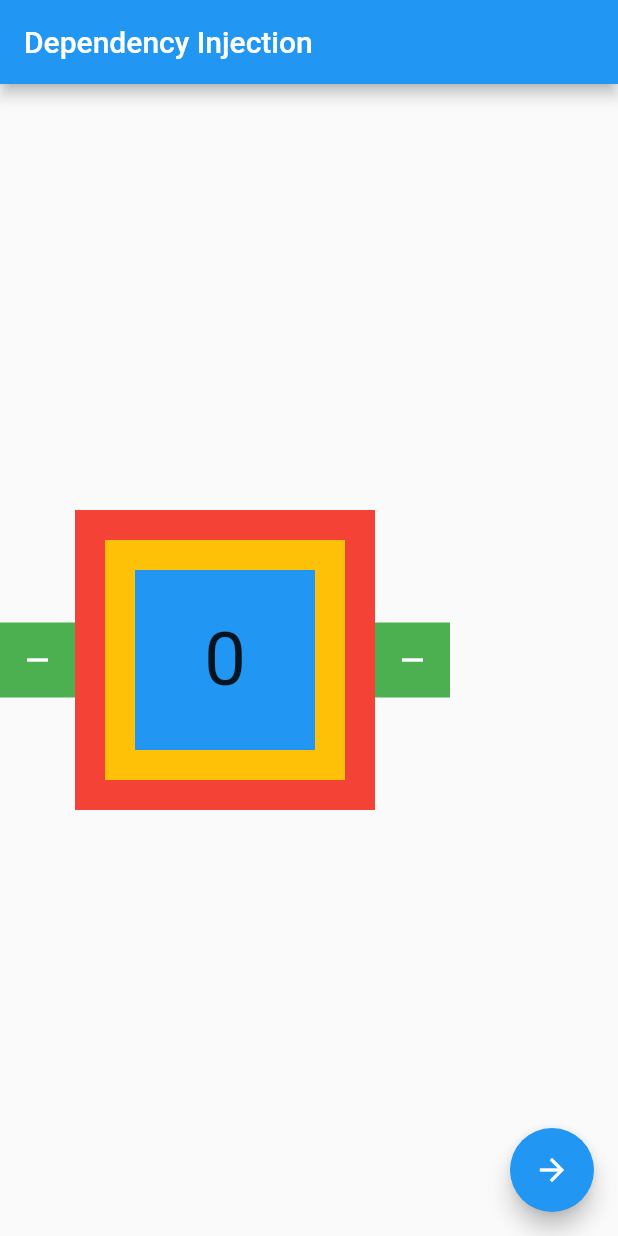
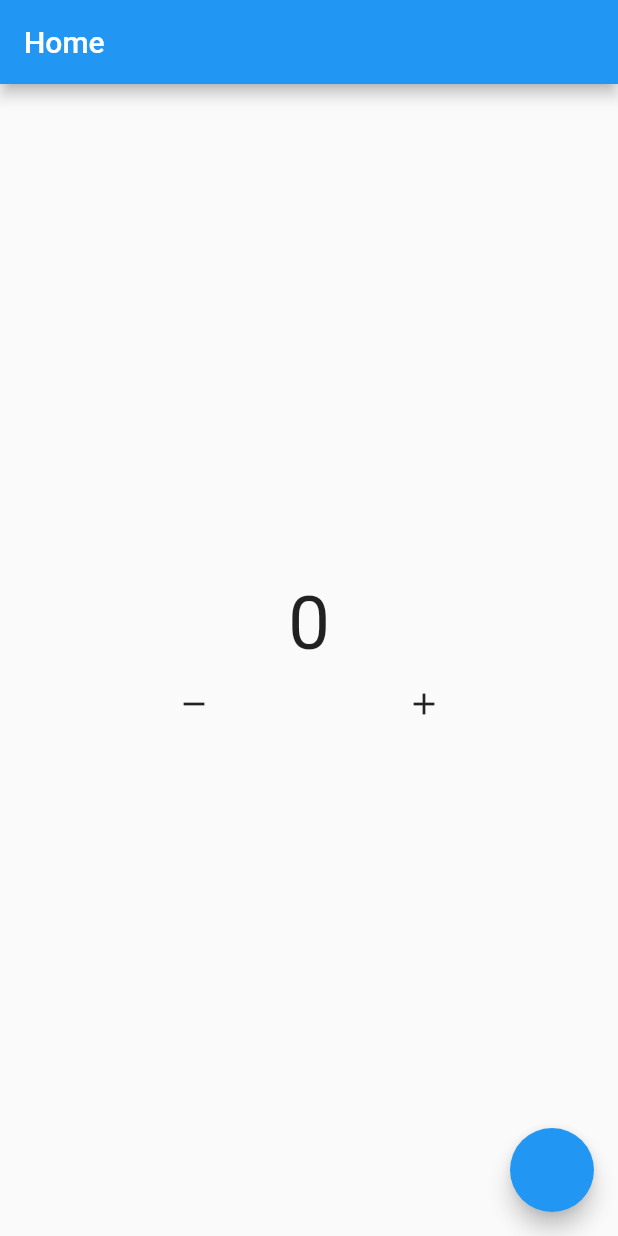
Before and after one commit to zeindevs/FlutterBloc, a Flutter app: the screen it shows after launch, on a phone screen of 412 x 824 dp. Run offline on Flutter 3.47's test engine with Material 2 defaults, Android fonts, the phone set to English and light mode, and no system bars; our stand-ins replace bloc, flutter_bloc.

Commit message:
add: 11-multi-bloc-provider

```diff
--- a/lib/404/404.dart
+++ /dev/null
@@ -1,14 +0,0 @@
-import 'package:flutter/material.dart';
-
-class NotFound extends StatelessWidget {
-  const NotFound({super.key});
-
-  @override
-  Widget build(BuildContext context) {
-    return const Scaffold(
-      body: Center(
-        child: Text("Page not found"),
-      ),
-    );
-  }
-}
--- /dev/null
+++ b/lib/app.dart
@@ -0,0 +1,21 @@
+import 'package:flutter/material.dart';
+import 'package:flutter_base/bloc/theme.dart';
+import 'package:flutter_base/pages/home.dart';
+import 'package:flutter_bloc/flutter_bloc.dart';
+
+class App extends StatelessWidget {
+  const App({super.key});
+
+  @override
+  Widget build(BuildContext context) {
+    return BlocBuilder<ThemeBloc, bool>(
+      bloc: context.read<ThemeBloc>(),
+      builder: (context, state) {
+        return MaterialApp(
+          theme: state ? ThemeData.light() : ThemeData.dark(),
+          home: const HomePage(),
+        );
+      },
+    );
+  }
+}
--- a/lib/bloc/counter.dart
+++ b/lib/bloc/counter.dart
@@ -1,28 +1,8 @@
 import 'package:bloc/bloc.dart';
-import 'package:flutter/foundation.dart';
 
-class Counter extends Cubit<int> {
-  Counter({this.init = 0}) : super(init);
+class CounterBloc extends Cubit<int> {
+  CounterBloc() : super(0);
 
-  int init;
-
-  void increment() => emit(state + 1);
-
-  void decrement() => emit(state - 1);
-
-  @override
-  void onChange(Change<int> change) {
-    super.onChange(change);
-    if (kDebugMode) {
-      print(change);
-    }
-  }
-
-  @override
-  void onError(Object error, StackTrace stackTrace) {
-    super.onError(error, stackTrace);
-    if (kDebugMode) {
-      print(error);
-    }
-  }
+  void add() => emit(state + 1);
+  void remove() => emit(state - 1);
 }
--- /dev/null
+++ b/lib/bloc/theme.dart
@@ -0,0 +1,7 @@
+import 'package:bloc/bloc.dart';
+
+class ThemeBloc extends Cubit<bool> {
+  ThemeBloc() : super(true);
+
+  void changeTheme() => emit(!state);
+}
--- a/lib/home/blue_widget.dart
+++ /dev/null
@@ -1,17 +0,0 @@
-import 'package:flutter/material.dart';
-import 'package:flutter_base/home/center_widget.dart';
-
-class BlueWidget extends StatelessWidget {
-  const BlueWidget({
-    super.key,
-  });
-
-  @override
-  Widget build(BuildContext context) {
-    return Container(
-      margin: const EdgeInsets.all(20),
-      color: Colors.blue,
-      child: const CenterWidget(),
-    );
-  }
-}
--- a/lib/home/center_widget.dart
+++ /dev/null
@@ -1,13 +0,0 @@
-import 'package:flutter/material.dart';
-import 'package:flutter_base/home/data_widget.dart';
-
-class CenterWidget extends StatelessWidget {
-  const CenterWidget({
-    super.key,
-  });
-
-  @override
-  Widget build(BuildContext context) {
-    return const Center(child: DataWidget());
-  }
-}
--- a/lib/home/data_widget.dart
+++ /dev/null
@@ -1,25 +0,0 @@
-import 'package:flutter/material.dart';
-import 'package:flutter_base/bloc/counter.dart';
-import 'package:flutter_bloc/flutter_bloc.dart';
-
-class DataWidget extends StatelessWidget {
-  const DataWidget({
-    super.key,
-  });
-
-  @override
-  Widget build(BuildContext context) {
-    // Counter counter = BlocProvider.of<Counter>(context);
-    Counter counter = context.read<Counter>();
-
-    return BlocBuilder(
-      bloc: counter,
-      builder: (context, state) {
-        return Text(
-          "$state",
-          style: const TextStyle(fontSize: 50),
-        );
-      },
-    );
-  }
-}
--- a/lib/home/home.dart
+++ /dev/null
@@ -1,68 +0,0 @@
-import 'package:flutter/material.dart';
-import 'package:flutter_base/bloc/counter.dart';
-import 'package:flutter_base/home/red_widget.dart';
-import 'package:flutter_base/other/other.dart';
-import 'package:flutter_bloc/flutter_bloc.dart';
-
-class HomePage extends StatefulWidget {
-  const HomePage({super.key});
-
-  @override
-  State<HomePage> createState() => _HomePageState();
-}
-
-class _HomePageState extends State<HomePage> {
-  @override
-  Widget build(BuildContext context) {
-    Counter counter = BlocProvider.of<Counter>(context);
-    return Scaffold(
-      appBar: AppBar(
-        title: const Text("Dependency Injection"),
-      ),
-      floatingActionButton: FloatingActionButton(
-        onPressed: () {
-          // Navigator.of(context).push(
-          //   MaterialPageRoute(
-          //     builder: (context) => BlocProvider.value(
-          //       value: counter,
-          //       child: const OtherPage(),
-          //     ),
-          //   ),
-          // );
-
-          Navigator.of(context).pushNamed("/other");
-        },
-        child: const Icon(Icons.arrow_forward),
-      ),
-      body: Center(
-        child: Row(
-          children: [
-            Material(
-              color: Colors.green,
-              child: InkWell(
-                onTap: () => counter.decrement(),
-                child: const SizedBox(
-                  height: 50,
-                  width: 50,
-                  child: Icon(Icons.remove, color: Colors.white),
-                ),
-              ),
-            ),
-            const RedWidget(),
-            Material(
-              color: Colors.green,
-              child: InkWell(
-                onTap: () => counter.increment(),
-                child: const SizedBox(
-                  height: 50,
-                  width: 50,
-                  child: Icon(Icons.remove, color: Colors.white),
-                ),
-              ),
-            ),
-          ],
-        ),
-      ),
-    );
-  }
-}
--- a/lib/home/red_widget.dart
+++ /dev/null
@@ -1,18 +0,0 @@
-import 'package:flutter/material.dart';
-import 'package:flutter_base/home/yellow_widget.dart';
-
-class RedWidget extends StatelessWidget {
-  const RedWidget({
-    super.key,
-  });
-
-  @override
-  Widget build(BuildContext context) {
-    return Container(
-      width: 200,
-      height: 200,
-      color: Colors.red,
-      child: const YellowWidget(),
-    );
-  }
-}
--- a/lib/home/yellow_widget.dart
+++ /dev/null
@@ -1,17 +0,0 @@
-import 'package:flutter/material.dart';
-import 'package:flutter_base/home/blue_widget.dart';
-
-class YellowWidget extends StatelessWidget {
-  const YellowWidget({
-    super.key,
-  });
-
-  @override
-  Widget build(BuildContext context) {
-    return Container(
-      margin: const EdgeInsets.all(20),
-      color: Colors.amber,
-      child: const BlueWidget(),
-    );
-  }
-}
--- a/lib/main.dart
+++ b/lib/main.dart
@@ -1,35 +1,27 @@
 import 'package:flutter/material.dart';
-import 'package:flutter_base/routes/routes.dart';
+import 'package:flutter_base/app.dart';
+import 'package:flutter_base/bloc/theme.dart';
+import 'package:flutter_bloc/flutter_bloc.dart';
+import 'package:flutter_base/bloc/counter.dart';
+import 'package:flutter_base/pages/home.dart';
 
 void main() {
-  runApp(const MyApp());
+  runApp(MyApp());
 }
 
-class MyApp extends StatefulWidget {
-  const MyApp({super.key});
+class MyApp extends StatelessWidget {
+  MyApp({super.key});
 
-  @override
-  State<MyApp> createState() => _MyAppState();
-}
-
-class _MyAppState extends State<MyApp> {
-  final router = AppRouter();
+  final ThemeBloc theme = ThemeBloc();
 
   @override
   Widget build(BuildContext context) {
-    return MaterialApp(
-      // initialRoute: "/",
-      // routes: {
-      //   "/": (context) => BlocProvider.value(
-      //         value: counter,
-      //         child: const HomePage(),
-      //       ),
-      //   "/other": (context) => BlocProvider.value(
-      //         value: counter,
-      //         child: const OtherPage(),
-      //       ),
-      // },
-      onGenerateRoute: router.onRoute,
+    return MultiBlocProvider(
+      providers: [
+        BlocProvider(create: (context) => CounterBloc()),
+        BlocProvider(create: (context) => theme),
+      ],
+      child: const App(),
     );
   }
 }
--- a/lib/other/other.dart
+++ /dev/null
@@ -1,28 +0,0 @@
-import 'package:flutter/material.dart';
-import 'package:flutter_base/bloc/counter.dart';
-import 'package:flutter_bloc/flutter_bloc.dart';
-
-class OtherPage extends StatelessWidget {
-  const OtherPage({super.key});
-
-  @override
-  Widget build(BuildContext context) {
-    Counter counter = context.read<Counter>();
-    return Scaffold(
-      appBar: AppBar(
-        title: const Text("Other Page"),
-      ),
-      body: Center(
-        child: BlocBuilder<Counter, int>(
-          bloc: counter,
-          builder: (context, state) {
-            return Text(
-              "$state",
-              style: const TextStyle(fontSize: 50),
-            );
-          },
-        ),
-      ),
-    );
-  }
-}
--- /dev/null
+++ b/lib/pages/home.dart
@@ -0,0 +1,49 @@
+import 'package:flutter/material.dart';
+import 'package:flutter_base/bloc/counter.dart';
+import 'package:flutter_base/bloc/theme.dart';
+import 'package:flutter_bloc/flutter_bloc.dart';
+
+class HomePage extends StatelessWidget {
+  const HomePage({super.key});
+
+  @override
+  Widget build(BuildContext context) {
+    CounterBloc counter = context.read<CounterBloc>();
+    ThemeBloc theme = context.read<ThemeBloc>();
+    return Scaffold(
+      appBar: AppBar(
+        title: const Text("Home"),
+      ),
+      body: Center(
+        child: Column(
+          mainAxisSize: MainAxisSize.min,
+          children: [
+            BlocBuilder<CounterBloc, int>(
+              bloc: counter,
+              builder: (context, state) {
+                return Text(
+                  "$state",
+                  style: const TextStyle(fontSize: 50),
+                );
+              },
+            ),
+            Row(
+              mainAxisAlignment: MainAxisAlignment.spaceEvenly,
+              children: [
+                IconButton(
+                    onPressed: () => counter.remove(),
+                    icon: const Icon(Icons.remove)),
+                IconButton(
+                    onPressed: () => counter.add(),
+                    icon: const Icon(Icons.add)),
+              ],
+            )
+          ],
+        ),
+      ),
+      floatingActionButton: FloatingActionButton(
+        onPressed: () => theme.changeTheme(),
+      ),
+    );
+  }
+}
--- a/lib/routes/routes.dart
+++ /dev/null
@@ -1,33 +0,0 @@
-import 'package:flutter/material.dart';
-import 'package:flutter_base/404/404.dart';
-import 'package:flutter_base/bloc/counter.dart';
-import 'package:flutter_base/home/home.dart';
-import 'package:flutter_base/other/other.dart';
-import 'package:flutter_bloc/flutter_bloc.dart';
-
-class AppRouter {
-  final Counter counter = Counter();
-
-  Route onRoute(RouteSettings settings) {
-    switch (settings.name) {
-      case "/":
-        return MaterialPageRoute(
-          builder: (context) => BlocProvider.value(
-            value: counter,
-            child: const HomePage(),
-          ),
-        );
-      case "/other":
-        return MaterialPageRoute(
-          builder: (context) => BlocProvider.value(
-            value: counter,
-            child: const OtherPage(),
-          ),
-        );
-      default:
-        return MaterialPageRoute(
-          builder: (context) => const NotFound(),
-        );
-    }
-  }
-}
```
